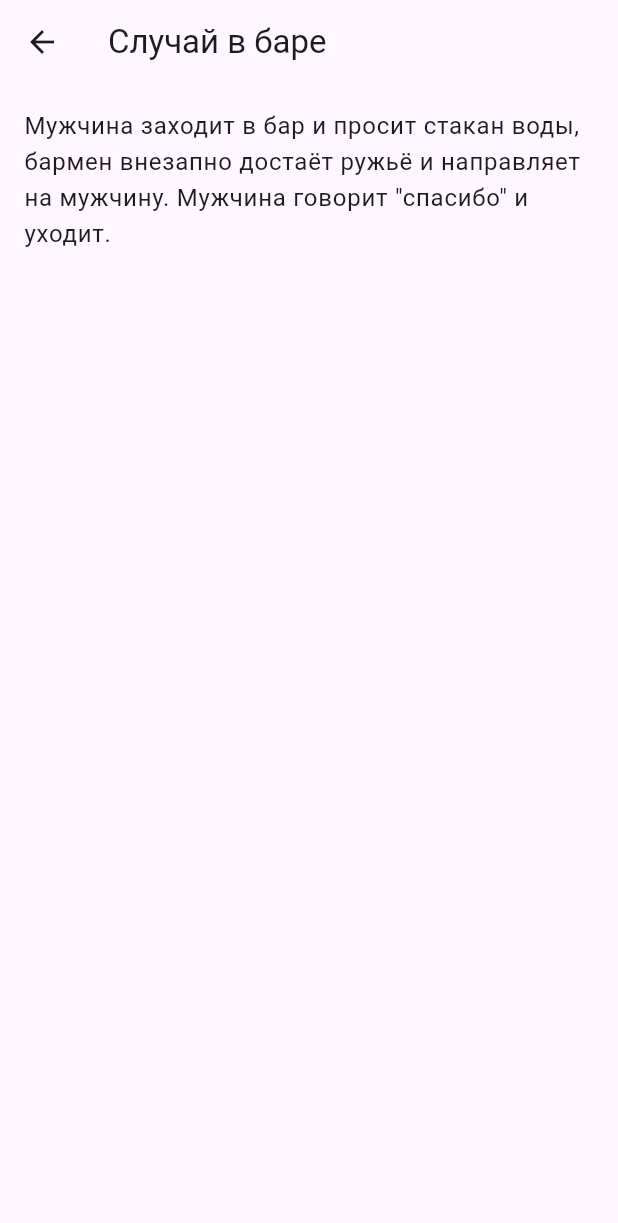
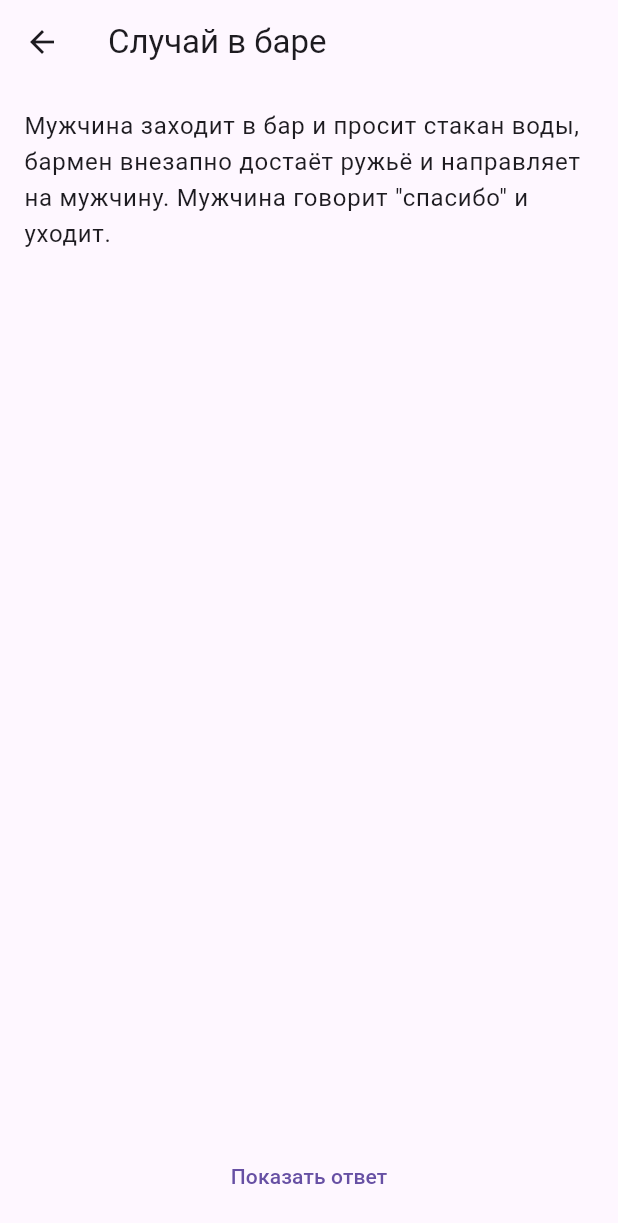
Before and after one commit to ileshchanka/danetki_flutter, a Flutter app: the screen it shows after launch, after a tap on "Случай в баре", on a phone screen of 412 x 824 dp. Shown: the top 1223 px of the screen. Run offline on Flutter 3.47's test engine with Material 3 defaults, Android fonts, the phone set to English and light mode, and no system bars.

Commit message:
Add answer button

```diff
--- a/lib/screens/danetka_screen.dart
+++ b/lib/screens/danetka_screen.dart
@@ -10,21 +10,16 @@ class DanetkaScreen extends StatefulWidget {
 
 class _DanetkaScreenState extends State<DanetkaScreen> {
   Danetka? danetka;
+  bool isShownQuestion = true;
+  String buttonTextShow = 'Показать ответ';
+  String buttonTextHide = 'Скрыть ответ';
 
   @override
   void didChangeDependencies() {
     final args = ModalRoute.of(context)?.settings.arguments;
-
     assert(args != null && args is Danetka);
 
-    // if (args == null || args is! String) {
-    //   print('No');
-    //   return;
-    // }
-
     danetka = args as Danetka;
-    // setState(() {});
-
     super.didChangeDependencies();
   }
 
@@ -36,9 +31,25 @@ class _DanetkaScreenState extends State<DanetkaScreen> {
       ),
       body: Padding(
         padding: const EdgeInsets.all(16.0),
-        child: Text(
-          danetka?.question ?? '…',
-          style: Theme.of(context).textTheme.bodyLarge,
+        child: Column(
+          crossAxisAlignment: CrossAxisAlignment.start,
+          children: [
+            Text(
+              (isShownQuestion ? danetka?.question : danetka?.answer) ?? '…',
+              style: Theme.of(context).textTheme.bodyLarge,
+            ),
+            Expanded(
+              child: Align(
+                  alignment: Alignment.bottomCenter,
+                  child: TextButton(
+                      onPressed: () {
+                        setState(() {
+                          isShownQuestion = !isShownQuestion;
+                        });
+                      },
+                      child: Text(isShownQuestion ? buttonTextShow : buttonTextHide))),
+            )
+          ],
         ),
       ),
     );
```
